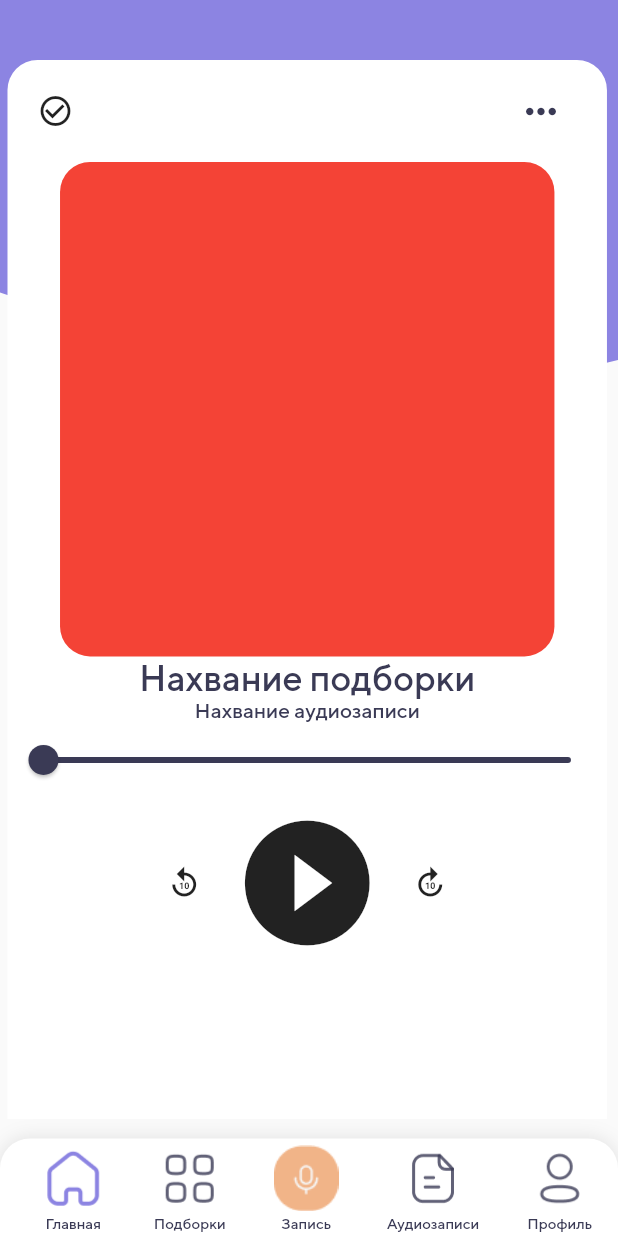
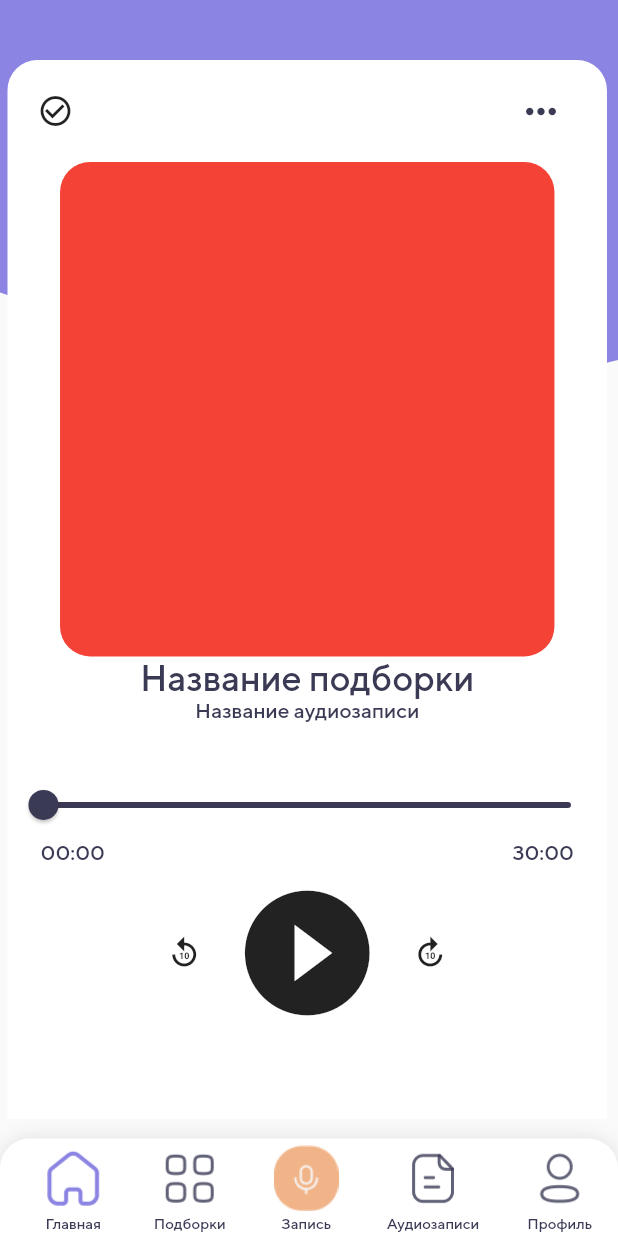
Before and after one commit to SNazarko/MemoryBox, a Flutter app: the SavePage screen opened by its route, on a phone screen of 412 x 824 dp. Run offline on Flutter 3.47's test engine with Material 2 defaults, Android fonts, the phone set to English and light mode, and no system bars; our stand-ins replace flutter_bloc, flutter_multi_formatter, permission_handler; missing offline and left inert: flutter_sound_lite, flutter_sound_platform_interface.

Commit message:
50% AudioRecPage

```diff
--- a/lib/main.dart
+++ b/lib/main.dart
@@ -1,6 +1,7 @@
 import 'package:flutter/material.dart';
 import 'package:flutter_bloc/flutter_bloc.dart';
 import 'package:memory_box/players/bloc/sound_bloc.dart';
+import 'package:memory_box/screens/audio_recordings_page.dart';
 import 'package:memory_box/screens/first_page.dart';
 import 'package:memory_box/screens/home_page.dart';
 import 'package:memory_box/screens/play_page.dart';
@@ -36,6 +37,7 @@ class MyApp extends StatelessWidget {
               child: PlayPage(),
             ),
         '/SavePage': (context) => SavePage(),
+        '/AudioRecordingsPage': (context) => AudioRecordingsPage(),
       },
     );
   }
--- a/lib/screens/save_page.dart
+++ b/lib/screens/save_page.dart
@@ -8,6 +8,8 @@ import '../constants.dart';
 
 class SavePage extends StatelessWidget {
   const SavePage({Key? key}) : super(key: key);
+  final String titlePodborki = 'Название подборки';
+  final String titleAudio = 'Название аудиозаписи';
 
   @override
   Widget build(BuildContext context) {
@@ -45,7 +47,7 @@ class SavePage extends StatelessWidget {
                         child: Row(
                           mainAxisAlignment: MainAxisAlignment.spaceBetween,
                           children: [
-                            Icon(Icons.check_circle_outline),
+                            const Icon(Icons.check_circle_outline),
                             IconButton(
                                 iconSize: 30,
                                 onPressed: () {},
@@ -65,14 +67,16 @@ class SavePage extends StatelessWidget {
                                 BorderRadius.all(Radius.circular(20))),
                       ),
                       Text(
-                        'Нахвание подборки',
-                        style: TextStyle(fontSize: 24),
+                        titlePodborki,
+                        style: const TextStyle(fontSize: 24),
                       ),
-                      Text('Нахвание аудиозаписи',
-                          style: TextStyle(fontSize: 14)),
+                      Text(titleAudio, style: const TextStyle(fontSize: 14)),
+                      SizedBox(
+                        height: 30,
+                      ),
                       PlayerBig(
                         playStopFunction: () {},
-                        playStopIcon: Icon(Icons.play_circle_filled),
+                        playStopIcon: const Icon(Icons.play_circle_filled),
                         replayFunction: () {},
                         forwardFunction: () {},
                       )
--- a/lib/screens/screens_element/bottom_nav_bar.dart
+++ b/lib/screens/screens_element/bottom_nav_bar.dart
@@ -56,6 +56,12 @@ class BottomNavBar extends StatelessWidget {
                 _ItemBar(
                   name: 'Аудиозаписи',
                   icon: 'tabbar_paper.png',
+                  onPressed: () {
+                    Navigator.pushNamed(
+                      context,
+                      '/AudioRecordingsPage',
+                    );
+                  },
                 ),
                 _ItemBar(
                   name: 'Профиль',
--- a/lib/screens/screens_element/player_big.dart
+++ b/lib/screens/screens_element/player_big.dart
@@ -14,6 +14,8 @@ class PlayerBig extends StatelessWidget {
   final playStopIcon;
   final replayFunction;
   final forwardFunction;
+  final String timerStart = '00:00';
+  final String timerEnd = '30:00';
 
   @override
   Widget build(BuildContext context) {
@@ -32,6 +34,16 @@ class PlayerBig extends StatelessWidget {
             max: 2000.0,
             onChanged: (double value) {},
             //divisions: 100
+          ),
+        ),
+        Padding(
+          padding: const EdgeInsets.symmetric(horizontal: 22),
+          child: Row(
+            mainAxisAlignment: MainAxisAlignment.spaceBetween,
+            children: [
+              Text(timerStart),
+              Text(timerEnd),
+            ],
           ),
         ),
         Row(
```
Also changed, not shown: lib/constants.dart (+11 -0 lines), lib/screens/audio_recordings_page.dart (added, +164 -0 lines), images/1.5x/play_aud.png (added), images/1.5x/vector.png (added), images/2x/play_aud.png (added), images/2x/vector.png (added), images/3x/play_aud.png (added), images/3x/vector.png (added), images/4x/play_aud.png (added), images/4x/vector.png (added), images/play_aud.png (added), images/vector.png (added).
